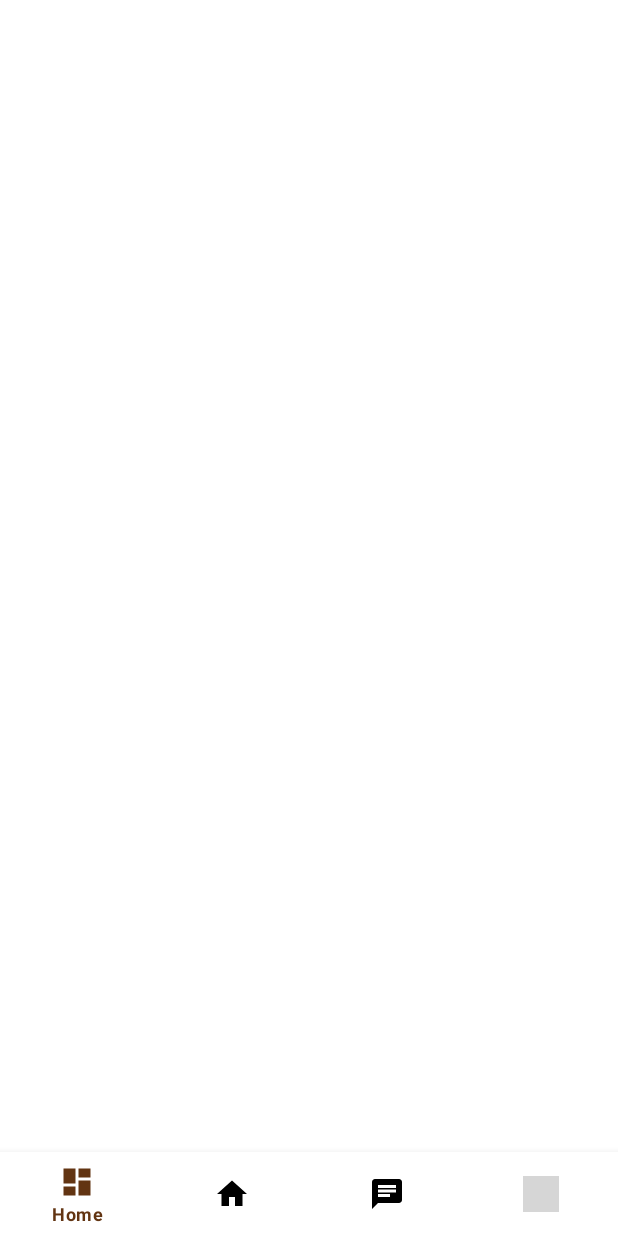
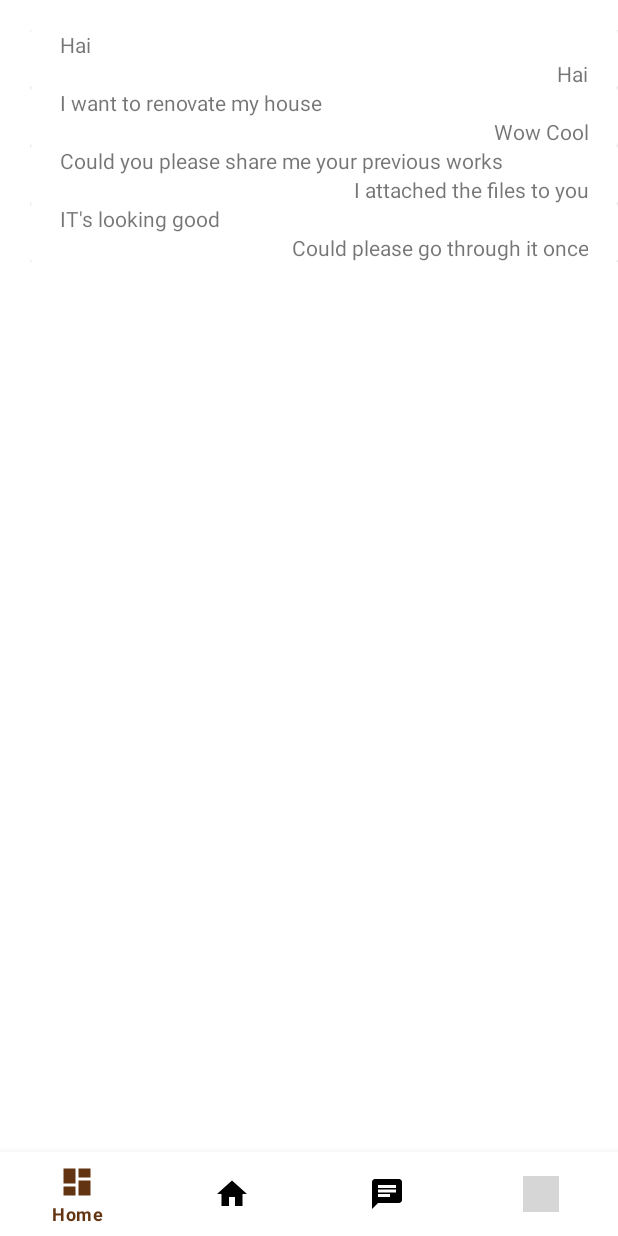
Before and after one commit to SairamPulipati/DesignAlley_user, an Android app: the More screen opened directly, with no data from a screen before it, item 3 of the bottom bar chosen, on a phone screen of 412 x 824 dp. Run offline under Robolectric (Android 15) with nearby library versions, the phone set to English and light mode, and no system bars; grey boxes are pictures that could not be loaded.

Commit message:
Final Commit

```diff
--- a/app/src/main/java/com/example/design_alley/Chat.java
+++ b/app/src/main/java/com/example/design_alley/Chat.java
@@ -2,7 +2,10 @@ package com.example.design_alley;
 
 import androidx.annotation.NonNull;
 import androidx.appcompat.app.AppCompatActivity;
+import androidx.recyclerview.widget.LinearLayoutManager;
+import androidx.recyclerview.widget.RecyclerView;
 
+import android.content.Context;
 import android.content.Intent;
 import android.os.Bundle;
 import android.view.MenuItem;
@@ -10,12 +13,32 @@ import android.view.MenuItem;
 import com.google.android.material.bottomnavigation.BottomNavigationView;
 import com.google.android.material.navigation.NavigationBarView;
 
+import java.util.ArrayList;
+
 public class Chat extends AppCompatActivity {
+   private ArrayList<chatModel> info;
 
+   private RecyclerView chatrecyclerview;
+    private Context chatContext;
     @Override
     protected void onCreate(Bundle savedInstanceState) {
         super.onCreate(savedInstanceState);
         setContentView(R.layout.activity_chat);
+        chatrecyclerview = findViewById(R.id.chat_rv_recycler);
+        info = new ArrayList<>();
+       String inmessages[] = {"Hai","I want to renovate my house","Could you please share me your previous works","IT's looking good"};
+       String outmessages[] = {"Hai","Wow Cool","I attached the files to you","Could please go through it once"};
+      for (int i=0;i<inmessages.length;i++){
+          chatModel chatModel = new chatModel(inmessages[i],outmessages[i]);
+          info.add(chatModel);
+      }
+
+        ChatAdapter chatAdapter = new ChatAdapter(this,info);
+        LinearLayoutManager linearLayoutManagercaht = new LinearLayoutManager(getApplicationContext());
+        chatrecyclerview.setLayoutManager(linearLayoutManagercaht);
+        chatrecyclerview.setAdapter(chatAdapter);
+
+
         BottomNavigationView bottomNavigationView2 =findViewById(R.id.chat_bnav_bottom);
         bottomNavigationView2.setOnItemSelectedListener(new NavigationBarView.OnItemSelectedListener() {
             @Override
--- /dev/null
+++ b/app/src/main/java/com/example/design_alley/ChatAdapter.java
@@ -0,0 +1,48 @@
+package com.example.design_alley;
+
+import android.content.Context;
+import android.view.LayoutInflater;
+import android.view.View;
+import android.view.ViewGroup;
+import android.widget.TextView;
+
+import androidx.annotation.NonNull;
+import androidx.recyclerview.widget.RecyclerView;
+
+import java.util.ArrayList;
+
+public class ChatAdapter extends RecyclerView.Adapter<ChatAdapter.MyViewHolderChat> {
+    private ArrayList<chatModel> info;
+    private Context chatContext;
+    public ChatAdapter(Context ChatContext,ArrayList<chatModel> inmessages){
+        this.chatContext = ChatContext;
+        this.info = inmessages;
+
+    }
+    @NonNull
+    @Override
+    public ChatAdapter.MyViewHolderChat onCreateViewHolder(@NonNull ViewGroup parent, int viewType) {
+        View chatview = LayoutInflater.from(parent.getContext()).inflate(R.layout.chat_items,parent,false);
+        return new MyViewHolderChat(chatview);
+    }
+
+    @Override
+    public void onBindViewHolder(@NonNull ChatAdapter.MyViewHolderChat holder, int position) {
+     holder.chatin.setText(info.get(position).getInmessages());
+     holder.chatout.setText(info.get(position).getOutMesages());
+
+    }
+
+    @Override
+    public int getItemCount() {
+        return info.size();
+    }
+    public class MyViewHolderChat extends RecyclerView.ViewHolder{
+        private TextView chatin,chatout;
+        public MyViewHolderChat(@NonNull View itemView) {
+            super(itemView);
+            chatin = itemView.findViewById(R.id.chat_tv_text1);
+            chatout = itemView.findViewById(R.id.chat_tv_text2);
+        }
+    }
+}
--- a/app/src/main/java/com/example/design_alley/More.java
+++ b/app/src/main/java/com/example/design_alley/More.java
@@ -20,14 +20,29 @@ import java.util.ArrayList;
 public class More extends AppCompatActivity {
    private RecyclerView recyclerViewmore;
    private Button mSignout;
+   private Button mEdit;
    private ArrayList<moreModel> more;
     @Override
     protected void onCreate(Bundle savedInstanceState) {
         super.onCreate(savedInstanceState);
         setContentView(R.layout.activity_more);
+        mSignout = findViewById(R.id.more_btn_signout);
+        mEdit = findViewById(R.id.more_btn_edit);
+        mSignout.setOnClickListener(new View.OnClickListener() {
+            @Override
+            public void onClick(View view) {
+                More_SignoutActivity();
+            }
+        });
+        mEdit.setOnClickListener(new View.OnClickListener() {
+            @Override
+            public void onClick(View view) {
+                More_EditActivity();
+            }
+        });
         recyclerViewmore = findViewById(R.id.more_rv_recycler);
         more = new ArrayList<>();
-        Integer[] icons = {R.drawable.hand,R.drawable.orders,R.drawable.notification,R.drawable.email,R.drawable.info};
+        Integer[] icons = {R.drawable.ic_baseline_monetization,R.drawable.ic_baseline_shopping_bag,R.drawable.ic_baseline_notifications,R.drawable.ic_baseline_chat,R.drawable.ic_baseline_info};
         String[] details = {"Payment Details","My Orders","Notifications","Chats","About Us"};
         for (int m=0;m<icons.length;m++){
             moreModel moreModel = new moreModel(icons[m],details[m]);
@@ -68,4 +83,8 @@ public class More extends AppCompatActivity {
         Intent msignIntent = new Intent(this,login.class);
         startActivity(msignIntent);
     }
+    private void More_EditActivity(){
+        Intent mEditIntent = new Intent(this,Profile.class);
+        startActivity(mEditIntent);
+    }
 }
--- a/app/src/main/java/com/example/design_alley/Profile.java
+++ b/app/src/main/java/com/example/design_alley/Profile.java
@@ -3,12 +3,15 @@ package com.example.design_alley;
 import androidx.appcompat.app.AppCompatActivity;
 
 import android.os.Bundle;
+import android.widget.Button;
 
 public class Profile extends AppCompatActivity {
-
+   private Button chatProfile;
     @Override
     protected void onCreate(Bundle savedInstanceState) {
         super.onCreate(savedInstanceState);
         setContentView(R.layout.activity_profile);
+
+
     }
 }
--- /dev/null
+++ b/app/src/main/java/com/example/design_alley/chatModel.java
@@ -0,0 +1,20 @@
+package com.example.design_alley;
+
+import java.util.Optional;
+
+public class chatModel {
+    private String Inmessages;
+    private String OutMesages;
+    public chatModel(String inmessages,String outMesages){
+        this.Inmessages = inmessages;
+        this.OutMesages = outMesages;
+    }
+
+    public String getInmessages() {
+        return Inmessages;
+    }
+
+    public String getOutMesages() {
+        return OutMesages;
+    }
+}
--- /dev/null
+++ b/app/src/main/res/drawable/ic_baseline_info.xml
@@ -0,0 +1,5 @@
+<vector android:height="24dp" android:tint="#282828"
+    android:viewportHeight="24" android:viewportWidth="24"
+    android:width="24dp" xmlns:android="http://schemas.android.com/apk/res/android">
+    <path android:fillColor="@android:color/white" android:pathData="M12,2C6.48,2 2,6.48 2,12s4.48,10 10,10 10,-4.48 10,-10S17.52,2 12,2zM13,17h-2v-6h2v6zM13,9h-2L11,7h2v2z"/>
+</vector>
--- /dev/null
+++ b/app/src/main/res/drawable/ic_baseline_monetization.xml
@@ -0,0 +1,5 @@
+<vector android:height="24dp" android:tint="#282828"
+    android:viewportHeight="24" android:viewportWidth="24"
+    android:width="24dp" xmlns:android="http://schemas.android.com/apk/res/android">
+    <path android:fillColor="@android:color/white" android:pathData="M12,2C6.48,2 2,6.48 2,12s4.48,10 10,10 10,-4.48 10,-10S17.52,2 12,2zM13.41,18.09L13.41,20h-2.67v-1.93c-1.71,-0.36 -3.16,-1.46 -3.27,-3.4h1.96c0.1,1.05 0.82,1.87 2.65,1.87 1.96,0 2.4,-0.98 2.4,-1.59 0,-0.83 -0.44,-1.61 -2.67,-2.14 -2.48,-0.6 -4.18,-1.62 -4.18,-3.67 0,-1.72 1.39,-2.84 3.11,-3.21L10.74,4h2.67v1.95c1.86,0.45 2.79,1.86 2.85,3.39L14.3,9.34c-0.05,-1.11 -0.64,-1.87 -2.22,-1.87 -1.5,0 -2.4,0.68 -2.4,1.64 0,0.84 0.65,1.39 2.67,1.91s4.18,1.39 4.18,3.91c-0.01,1.83 -1.38,2.83 -3.12,3.16z"/>
+</vector>
--- /dev/null
+++ b/app/src/main/res/drawable/ic_baseline_notifications.xml
@@ -0,0 +1,5 @@
+<vector android:height="24dp" android:tint="#282828"
+    android:viewportHeight="24" android:viewportWidth="24"
+    android:width="24dp" xmlns:android="http://schemas.android.com/apk/res/android">
+    <path android:fillColor="@android:color/white" android:pathData="M7.58,4.08L6.15,2.65C3.75,4.48 2.17,7.3 2.03,10.5h2c0.15,-2.65 1.51,-4.97 3.55,-6.42zM19.97,10.5h2c-0.15,-3.2 -1.73,-6.02 -4.12,-7.85l-1.42,1.43c2.02,1.45 3.39,3.77 3.54,6.42zM18,11c0,-3.07 -1.64,-5.64 -4.5,-6.32L13.5,4c0,-0.83 -0.67,-1.5 -1.5,-1.5s-1.5,0.67 -1.5,1.5v0.68C7.63,5.36 6,7.92 6,11v5l-2,2v1h16v-1l-2,-2v-5zM12,22c0.14,0 0.27,-0.01 0.4,-0.04 0.65,-0.14 1.18,-0.58 1.44,-1.18 0.1,-0.24 0.15,-0.5 0.15,-0.78h-4c0.01,1.1 0.9,2 2.01,2z"/>
+</vector>
--- /dev/null
+++ b/app/src/main/res/drawable/ic_baseline_shopping.xml
@@ -0,0 +1,5 @@
+<vector android:height="24dp" android:tint="#282828"
+    android:viewportHeight="24" android:viewportWidth="24"
+    android:width="24dp" xmlns:android="http://schemas.android.com/apk/res/android">
+    <path android:fillColor="@android:color/white" android:pathData="M18,6h-2c0,-2.21 -1.79,-4 -4,-4S8,3.79 8,6H6C4.9,6 4,6.9 4,8v12c0,1.1 0.9,2 2,2h12c1.1,0 2,-0.9 2,-2V8C20,6.9 19.1,6 18,6zM10,10c0,0.55 -0.45,1 -1,1s-1,-0.45 -1,-1V8h2V10zM12,4c1.1,0 2,0.9 2,2h-4C10,4.9 10.9,4 12,4zM16,10c0,0.55 -0.45,1 -1,1s-1,-0.45 -1,-1V8h2V10z"/>
+</vector>
--- /dev/null
+++ b/app/src/main/res/drawable/ic_baseline_shopping_bag.xml
@@ -0,0 +1,5 @@
+<vector android:height="24dp" android:tint="#282828"
+    android:viewportHeight="24" android:viewportWidth="24"
+    android:width="24dp" xmlns:android="http://schemas.android.com/apk/res/android">
+    <path android:fillColor="@android:color/white" android:pathData="M18,6h-2c0,-2.21 -1.79,-4 -4,-4S8,3.79 8,6H6C4.9,6 4,6.9 4,8v12c0,1.1 0.9,2 2,2h12c1.1,0 2,-0.9 2,-2V8C20,6.9 19.1,6 18,6zM10,10c0,0.55 -0.45,1 -1,1s-1,-0.45 -1,-1V8h2V10zM12,4c1.1,0 2,0.9 2,2h-4C10,4.9 10.9,4 12,4zM16,10c0,0.55 -0.45,1 -1,1s-1,-0.45 -1,-1V8h2V10z"/>
+</vector>
--- a/app/src/main/res/layout/activity_chat.xml
+++ b/app/src/main/res/layout/activity_chat.xml
@@ -3,9 +3,17 @@
     xmlns:app="http://schemas.android.com/apk/res-auto"
     xmlns:tools="http://schemas.android.com/tools"
     android:layout_width="match_parent"
-    android:layout_height="match_parent"
+    android:layout_height="wrap_content"
     tools:context=".Chat"
     style="@style/Theme.AppCompat.DayNight.NoActionBar">
+
+    <androidx.recyclerview.widget.RecyclerView
+        android:id="@+id/chat_rv_recycler"
+        android:layout_width="match_parent"
+        android:layout_height="wrap_content"
+        android:layout_marginStart="20dp"
+        android:layout_marginTop="20dp"
+        android:layout_marginBottom="20dp"/>
     <com.google.android.material.bottomnavigation.BottomNavigationView
         android:layout_width="match_parent"
         android:layout_height="wrap_content"
--- a/app/src/main/res/layout/activity_home2.xml
+++ b/app/src/main/res/layout/activity_home2.xml
@@ -6,6 +6,7 @@
     android:layout_height="match_parent"
     tools:context=".Home2"
     style="@style/Theme.AppCompat.DayNight.NoActionBar">
+
     <com.google.android.material.textfield.TextInputEditText
         android:id="@+id/home2_input_search"
         android:layout_width="match_parent"
--- /dev/null
+++ b/app/src/main/res/layout/chat_items.xml
@@ -0,0 +1,34 @@
+<?xml version="1.0" encoding="utf-8"?>
+<RelativeLayout xmlns:android="http://schemas.android.com/apk/res/android"
+    android:layout_width="match_parent"
+    android:layout_height="wrap_content">
+
+    <androidx.cardview.widget.CardView
+        android:layout_width="match_parent"
+        android:layout_height="wrap_content">
+        <RelativeLayout
+            android:layout_width="match_parent"
+            android:layout_height="wrap_content">
+
+            <TextView
+                android:id="@+id/chat_tv_text1"
+                android:layout_width="match_parent"
+                android:layout_height="wrap_content"
+                android:layout_marginStart="20dp"
+                android:textAlignment="viewStart" />
+            <TextView
+                android:id="@+id/chat_tv_text2"
+                android:layout_width="match_parent"
+                android:layout_height="wrap_content"
+                android:layout_below="@+id/chat_tv_text1"
+                android:textAlignment="textEnd"
+                android:layout_marginEnd="20dp"
+
+                />
+        </RelativeLayout>
+
+
+
+
+    </androidx.cardview.widget.CardView>
+</RelativeLayout>
```
Also changed, not shown: app/src/main/res/layout/activity_more.xml (+22 -3 lines), app/src/main/res/layout/activity_profile.xml (+75 -75 lines).
